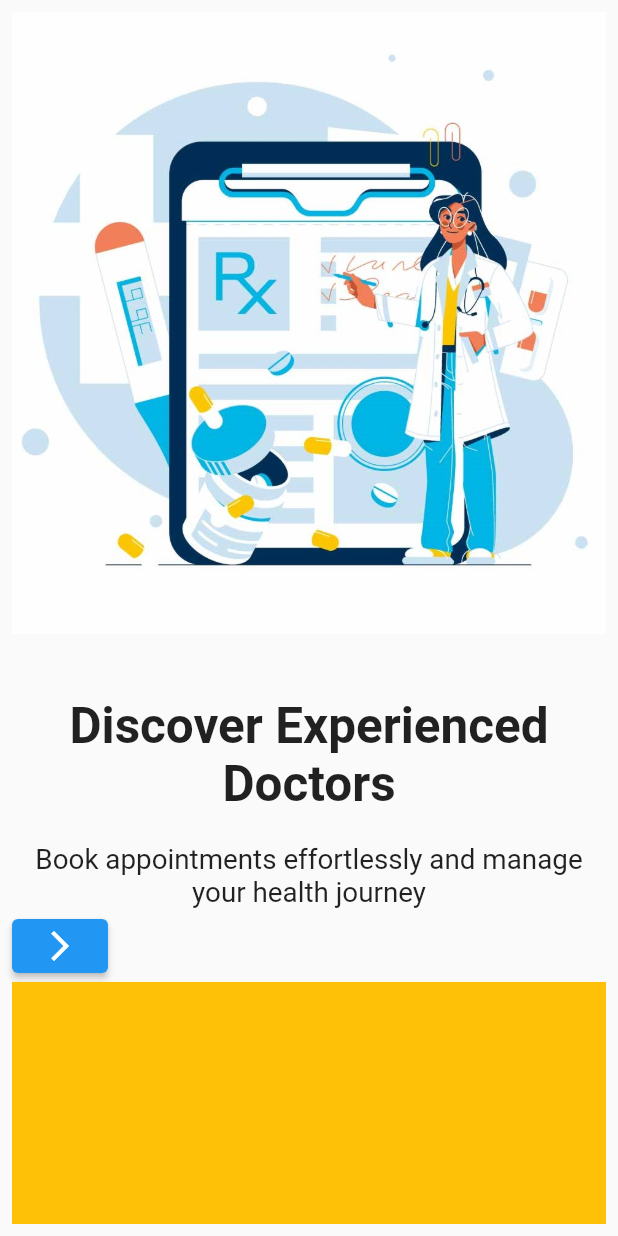
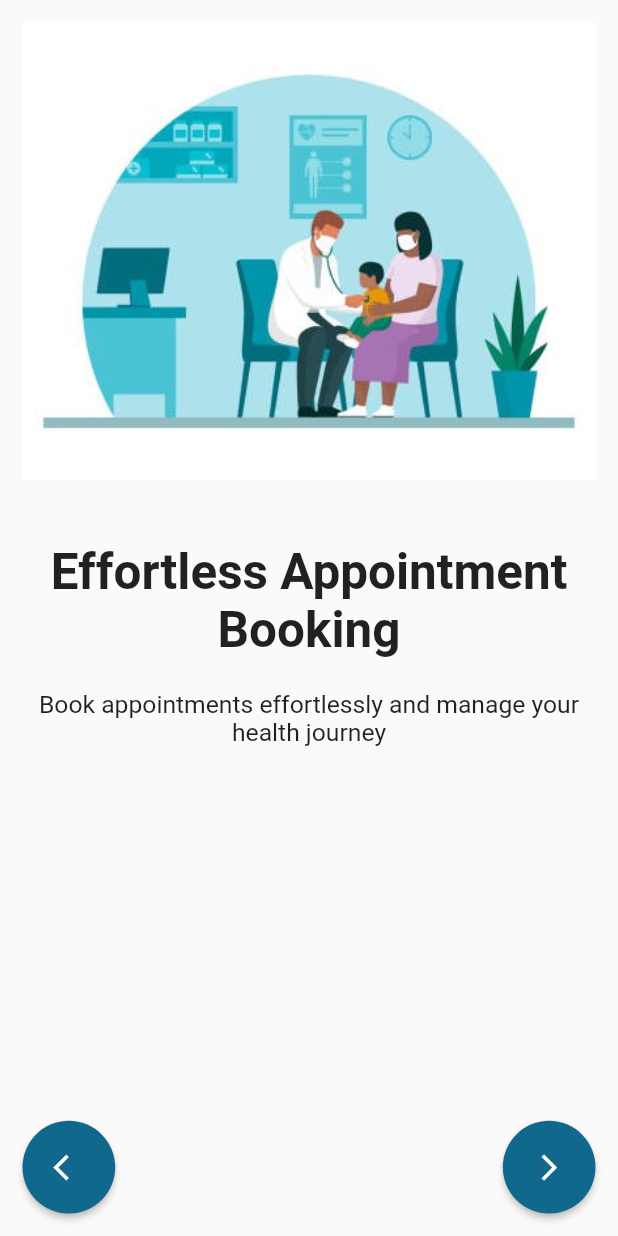
Before and after one commit to IrshadPeruvallur/medway_app, a Flutter app: the screen it shows after launch, after a tap on "Let's Gets Start", after a tap on the "arrow forward ios" icon, on a phone screen of 412 x 824 dp. Run offline on Flutter 3.47's test engine with Material 2 defaults, Android fonts, the phone set to English and light mode, and no system bars.

```diff
--- a/lib/screens/onboarding/onboard_screen_1.dart
+++ b/lib/screens/onboarding/onboard_screen_1.dart
@@ -1,5 +1,6 @@
 import 'package:flutter/material.dart';
-import 'package:medway_app/widgets/text_widgets.dart';
+import 'package:medway_app/screens/onboarding/onboard_screen_2.dart';
+import 'package:medway_app/widgets/small_widgets.dart';
 
 class OnboardScreen1 extends StatelessWidget {
   const OnboardScreen1({super.key});
@@ -9,8 +10,11 @@ class OnboardScreen1 extends StatelessWidget {
     var screenSize = MediaQuery.of(context).size;
     return Scaffold(
       body: Padding(
-        padding: const EdgeInsets.all(8.0),
+        padding: const EdgeInsets.all(15.0),
         child: Column(
+          mainAxisAlignment: MainAxisAlignment.spaceBetween,
+          children: [
+            Column(
               children: [
                 Image(
                   image: AssetImage('asset/MED_prescription_preview.jpg'),
@@ -19,7 +23,7 @@ class OnboardScreen1 extends StatelessWidget {
                 SizedBox(
                   height: screenSize.width * .1,
                 ),
-            titleText(
+                WTitleText(
                   context,
                   text: 'Discover Experienced Doctors',
                   size: 0.08,
@@ -32,17 +36,36 @@ class OnboardScreen1 extends StatelessWidget {
                   text:
                       'Book appointments effortlessly and manage your health journey',
                 ),
-            Row(
-              children: [
-                ElevatedButton(
-                    onPressed: () {}, child: Icon(Icons.arrow_forward_ios))
               ],
             ),
-            Expanded(
-                child: Container(
-              width: double.infinity,
-              color: Colors.amber,
-            ))
+            Row(
+              mainAxisAlignment: MainAxisAlignment.end,
+              children: [
+                Padding(
+                  padding: const EdgeInsets.all(15.0),
+                  child: SizedBox(
+                    width: MediaQuery.of(context).size.width * .15,
+                    height: MediaQuery.of(context).size.width * 0.15,
+                    child: ElevatedButton(
+                      style: ButtonStyle(
+                          backgroundColor: MaterialStatePropertyAll(
+                              Color.fromARGB(255, 16, 105, 140)),
+                          shape: MaterialStatePropertyAll(
+                              RoundedRectangleBorder(
+                                  borderRadius: BorderRadius.circular(50)))),
+                      onPressed: () {
+                        Navigator.of(context).push(MaterialPageRoute(
+                            builder: (context) => OnboardScreen2()));
+                      },
+                      child: Icon(
+                        Icons.arrow_forward_ios,
+                        size: MediaQuery.of(context).size.width * .05,
+                      ),
+                    ),
+                  ),
+                ),
+              ],
+            ),
           ],
         ),
       ),
--- /dev/null
+++ b/lib/screens/onboarding/onboard_screen_2.dart
@@ -0,0 +1,88 @@
+import 'package:flutter/material.dart';
+import 'package:medway_app/screens/onboarding/onboard_screen_3.dart';
+import 'package:medway_app/widgets/small_widgets.dart';
+
+class OnboardScreen2 extends StatelessWidget {
+  const OnboardScreen2({super.key});
+
+  @override
+  Widget build(BuildContext context) {
+    var screenSize = MediaQuery.of(context).size;
+    return Scaffold(
+      body: Padding(
+        padding: const EdgeInsets.all(15.0),
+        child: Column(
+          mainAxisAlignment: MainAxisAlignment.spaceBetween,
+          children: [
+            Column(
+              children: [
+                Image(
+                  image: AssetImage('asset/istockphoto-1333890585-612x612.jpg'),
+                  width: double.infinity,
+                ),
+                SizedBox(
+                  height: screenSize.width * .1,
+                ),
+                WTitleText(
+                  context,
+                  text: 'Effortless Appointment Booking',
+                  size: 0.08,
+                ),
+                SizedBox(
+                  height: screenSize.width * .05,
+                ),
+                captiontext(
+                  context,
+                  text:
+                      'Book appointments effortlessly and manage your health journey',
+                ),
+              ],
+            ),
+            Row(
+              mainAxisAlignment: MainAxisAlignment.spaceBetween,
+              children: [
+                SizedBox(
+                  width: MediaQuery.of(context).size.width * .15,
+                  height: MediaQuery.of(context).size.width * 0.15,
+                  child: ElevatedButton(
+                    style: ButtonStyle(
+                        backgroundColor: MaterialStatePropertyAll(
+                            Color.fromARGB(255, 16, 105, 140)),
+                        shape: MaterialStatePropertyAll(RoundedRectangleBorder(
+                            borderRadius: BorderRadius.circular(50)))),
+                    onPressed: () {
+                      Navigator.pop(context);
+                    },
+                    child: Icon(
+                      Icons.arrow_back_ios,
+                      size: MediaQuery.of(context).size.width * .05,
+                    ),
+                  ),
+                ),
+                SizedBox(
+                  width: MediaQuery.of(context).size.width * .15,
+                  height: MediaQuery.of(context).size.width * 0.15,
+                  child: ElevatedButton(
+                    style: ButtonStyle(
+                        backgroundColor: MaterialStatePropertyAll(
+                            Color.fromARGB(255, 16, 105, 140)),
+                        shape: MaterialStatePropertyAll(RoundedRectangleBorder(
+                            borderRadius: BorderRadius.circular(50)))),
+                    onPressed: () {
+                      Navigator.of(context).push(MaterialPageRoute(
+                          builder: (context) => OnboardScreen3()));
+                    },
+                    child: Icon(
+                      Icons.arrow_forward_ios,
+                      size: MediaQuery.of(context).size.width * .05,
+                    ),
+                  ),
+                )
+              ],
+            ),
+          ],
+        ),
+      ),
+    );
+  }
+}
--- a/lib/screens/welcome_screen.dart
+++ b/lib/screens/welcome_screen.dart
@@ -1,6 +1,7 @@
 import 'package:flutter/material.dart';
+import 'package:medway_app/screens/login_screen.dart';
 import 'package:medway_app/screens/onboarding/onboard_screen_1.dart';
-import 'package:medway_app/widgets/text_widgets.dart';
+import 'package:medway_app/widgets/small_widgets.dart';
 
 class WelcomeScreen extends StatelessWidget {
   const WelcomeScreen({Key? key}) : super(key: key);
@@ -21,7 +22,7 @@ class WelcomeScreen extends StatelessWidget {
                   SizedBox(
                     height: 35,
                   ),
-                  titleText(context,
+                  WTitleText(context,
                       text: 'Your Ultimate Doctor Appointment Booking App',
                       size: .07,
                       color: Color.fromARGB(255, 16, 105, 140)),
@@ -36,30 +37,14 @@ class WelcomeScreen extends StatelessWidget {
                   SizedBox(
                     height: 20,
                   ),
-                  SizedBox(
-                    width: screenSize.width * .7,
-                    height: screenSize.width * .13,
-                    child: ElevatedButton(
-                        onPressed: () {
-                          Navigator.pushReplacement(
-                              context,
-                              MaterialPageRoute(
-                                builder: (context) => OnboardScreen1(),
-                              ));
-                        },
-                        child: Text(
-                          '''Let's Gets Start''',
-                          style: TextStyle(fontSize: screenSize.width * .05),
-                        ),
-                        style: ButtonStyle(
-                            shape: MaterialStatePropertyAll(
-                                RoundedRectangleBorder(
-                                    borderRadius: BorderRadius.circular(
-                                        screenSize.width * .04))),
-                            backgroundColor: MaterialStatePropertyAll(
-                              Color.fromARGB(255, 16, 105, 140),
-                            ))),
-                  ),
+                  WElevatedButton(
+                    context,
+                    text: '''Let's Gets Start''',
+                    navigator: () =>
+                        Navigator.of(context).pushReplacement(MaterialPageRoute(
+                      builder: (context) => OnboardScreen1(),
+                    )),
+                  )
                 ],
               ),
             ),
--- a/lib/widgets/text_widgets.dart
+++ /dev/null
@@ -1,21 +0,0 @@
-import 'package:flutter/material.dart';
-
-captiontext(context, {required text, required}) {
-  return Text(
-    text,
-    textAlign: TextAlign.center,
-    style: TextStyle(fontSize: MediaQuery.of(context).size.width * 0.045),
-  );
-}
-
-titleText(context, {required text, required double? size, color}) {
-  return Text(
-    text,
-    textAlign: TextAlign.center,
-    style: TextStyle(
-      color: color,
-      fontSize: MediaQuery.of(context).size.width * size!,
-      fontWeight: FontWeight.bold,
-    ),
-  );
-}
```
Also changed, not shown: lib/screens/home_screen.dart (added, +61 -0 lines), lib/screens/login_screen.dart (added, +39 -0 lines), lib/screens/onboarding/onboard_screen_3.dart (added, +90 -0 lines), lib/widgets/small_widgets.dart (added, +227 -0 lines), asset/Hospital-HITN.jpg (added), asset/dental.png (added), asset/ell.png (added), asset/heart.png (added), asset/istockphoto-1333890585-612x612.jpg (added), asset/modern-flat-illustration-doctor-wearing-mask-stethoscope_115122-1428.jpg (added), asset/neuron.png (added), asset/orthopedic-icon-2.jpg (added). Lines whose indentation alone changed are shown as unchanged.
